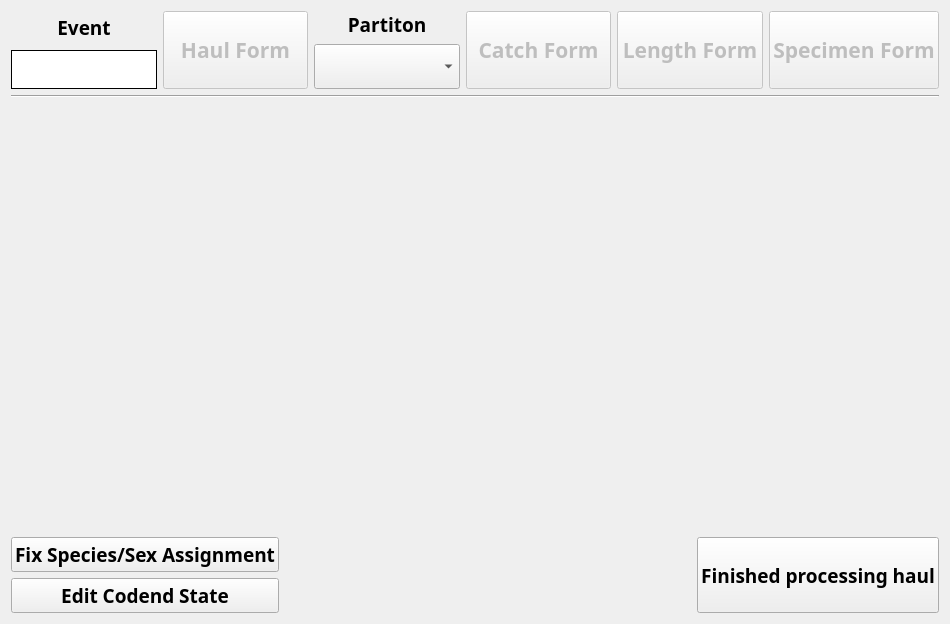
aliciabillings-noaa/CLAMS, file ui/CLAMSProcess.ui: the form before one commit.
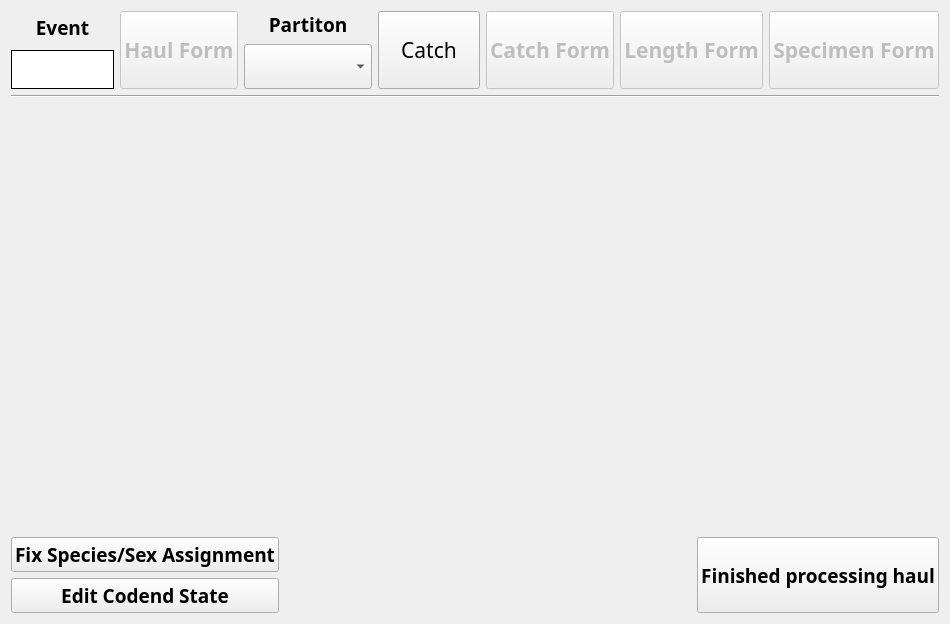
The form after the commit.

Commit message: setting up new catch forms

```diff
--- a/ui/CLAMSProcess.ui
+++ b/ui/CLAMSProcess.ui
@@ -135,6 +135,25 @@
        </item>
       </layout>
      </item>
+     <item>
+      <widget class="QPushButton" name="swfscCatchBtn">
+       <property name="sizePolicy">
+        <sizepolicy hsizetype="Minimum" vsizetype="Preferred">
+         <horstretch>0</horstretch>
+         <verstretch>0</verstretch>
+        </sizepolicy>
+       </property>
+       <property name="font">
+        <font>
+         <family>Arial Black</family>
+         <pointsize>16</pointsize>
+        </font>
+       </property>
+       <property name="text">
+        <string>Catch</string>
+       </property>
+      </widget>
+     </item>
      <item>
       <widget class="QPushButton" name="catchBtn">
        <property name="enabled">
```
The commit also changes 8 other files.
